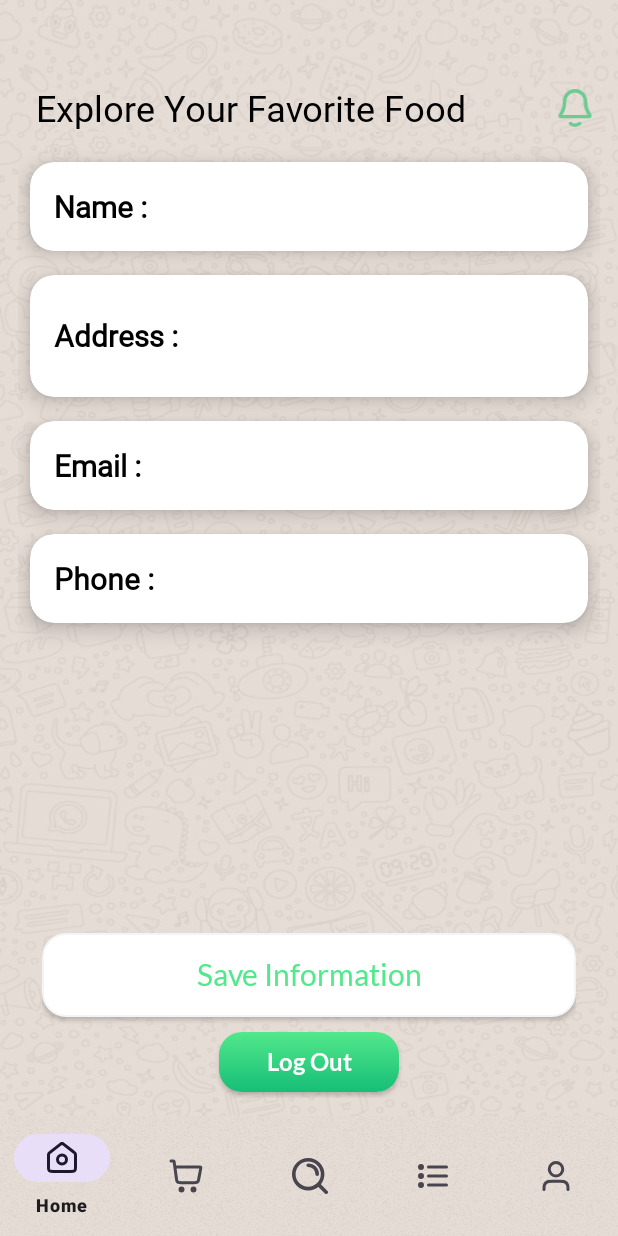
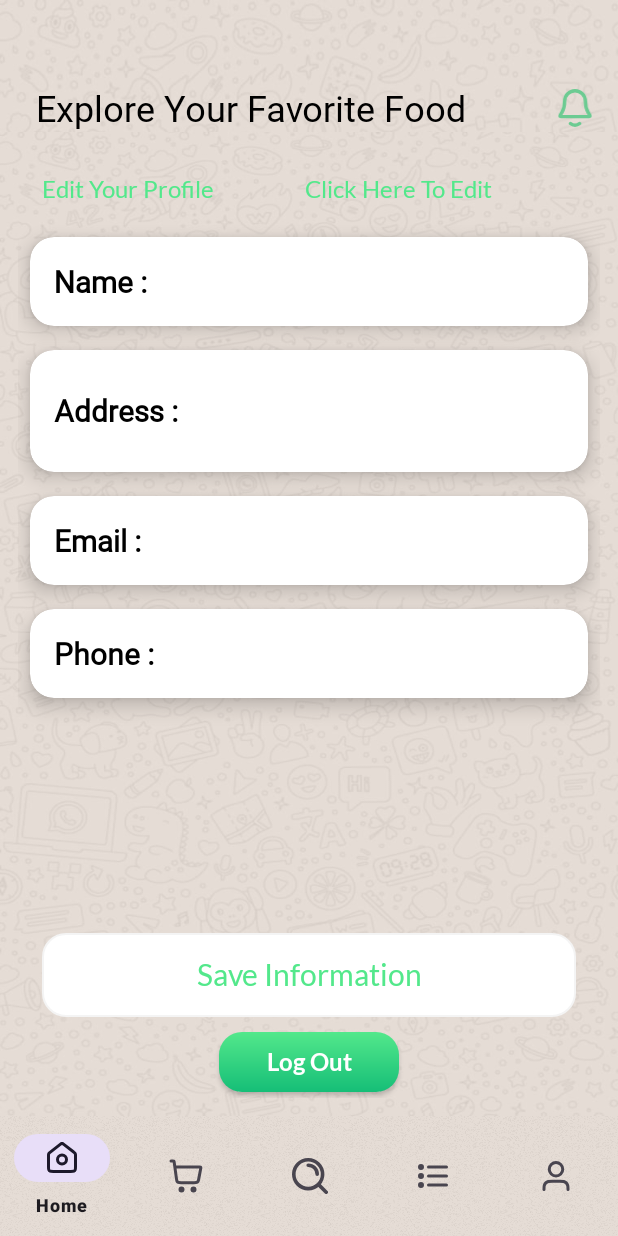
Before and after one commit to Yuvi9552/Waves-Of-Food, an Android app: the fragment ProfileFragment placed in its activity, on a phone screen of 412 x 824 dp. Run offline under Robolectric (Android 15) with nearby library versions, the phone set to English and light mode, and no system bars; our stand-ins replace Firebase (no records; nobody signed in at launch, a user with empty details on screens opened directly); libraries missing offline, so code that uses them is left out: com.denzcoskun.imageslider; pictures from the network do not load; 3 statements that could not run were skipped.

Commit message:
Profile Fragment Update

```diff
--- a/app/src/main/java/com/example/wavesoffood/Fragment/ProfileFragment.kt
+++ b/app/src/main/java/com/example/wavesoffood/Fragment/ProfileFragment.kt
@@ -29,6 +29,7 @@ class ProfileFragment : Fragment() {
         auth = FirebaseAuth.getInstance()
         database = FirebaseDatabase.getInstance()
 
+        disableEditing()
         setUserData()
 
         requireActivity().onBackPressedDispatcher.addCallback(
@@ -45,6 +46,7 @@ class ProfileFragment : Fragment() {
             }
         )
 
+        // Save button
         binding.profilesavebuttonid.setOnClickListener {
             val name = binding.profilenameid.text.toString()
             val email = binding.profileemailid.text.toString()
@@ -53,6 +55,7 @@ class ProfileFragment : Fragment() {
             updateUserData(name, email, address, phone)
         }
 
+        // Logout button
         binding.logoutbutton.setOnClickListener {
             auth.signOut()
             val intent = Intent(requireContext(), LoginActivity::class.java)
@@ -60,7 +63,33 @@ class ProfileFragment : Fragment() {
             startActivity(intent)
         }
 
+        // Click to Edit button
+        binding.clickToEdit.setOnClickListener {
+            toggleEditing()
+        }
+
         return binding.root
+    }
+
+    private fun disableEditing() {
+        binding.profilenameid.isEnabled = false
+        binding.profileemailid.isEnabled = false
+        binding.profilephoneid.isEnabled = false
+        binding.profileaddressid.isEnabled = false
+        binding.profilesavebuttonid.isEnabled = false
+    }
+
+    private fun toggleEditing() {
+        val isEditable = !binding.profilenameid.isEnabled
+        binding.profilenameid.isEnabled = isEditable
+        binding.profileemailid.isEnabled = isEditable
+        binding.profilephoneid.isEnabled = isEditable
+        binding.profileaddressid.isEnabled = isEditable
+        binding.profilesavebuttonid.isEnabled = isEditable
+
+        if (isEditable) {
+            Toast.makeText(requireContext(), "Edit mode enabled", Toast.LENGTH_SHORT).show()
+        }
     }
 
     private fun setUserData() {
@@ -79,23 +108,14 @@ class ProfileFragment : Fragment() {
             }
 
             override fun onCancelled(error: DatabaseError) {
-                Toast.makeText(
-                    requireContext(),
-                    "Failed to load profile",
-                    Toast.LENGTH_SHORT
-                ).show()
+                Toast.makeText(requireContext(), "Failed to load profile", Toast.LENGTH_SHORT).show()
             }
         })
     }
 
-    private fun updateUserData(
-        name: String,
-        email: String,
-        address: String,
-        phone: String
-    ) {
+    private fun updateUserData(name: String, email: String, address: String, phone: String) {
         val userId = auth.currentUser?.uid ?: return
-        val updates = mapOf<String, Any>(
+        val updates = mapOf(
             "name" to name,
             "email" to email,
             "phone" to phone,
@@ -106,6 +126,7 @@ class ProfileFragment : Fragment() {
             .updateChildren(updates)
             .addOnSuccessListener {
                 Toast.makeText(requireContext(), "Profile Updated", Toast.LENGTH_SHORT).show()
+                disableEditing() // 🔒 Disable fields after saving
             }
             .addOnFailureListener {
                 Toast.makeText(requireContext(), "Profile Update Failed", Toast.LENGTH_SHORT).show()
--- a/app/src/main/res/layout/fragment_profile.xml
+++ b/app/src/main/res/layout/fragment_profile.xml
@@ -6,9 +6,44 @@
     android:background="@drawable/backgroundimage"
     android:padding="12dp">
 
+    <!-- Header Edit Section -->
+    <LinearLayout
+        android:layout_width="match_parent"
+        android:layout_height="wrap_content"
+        android:layout_marginTop="16dp"
+        android:gravity="center_vertical"
+        android:orientation="horizontal"
+        android:paddingHorizontal="16dp">
+
+        <TextView
+            android:id="@+id/edit_profile_label"
+            android:layout_width="wrap_content"
+            android:layout_height="wrap_content"
+            android:layout_gravity="start"
+            android:fontFamily="@font/lato_regular"
+            android:text="Edit Your Profile"
+            android:textColor="@color/green"
+            android:textSize="16sp" />
+
+        <TextView
+            android:id="@+id/click_to_edit"
+            android:layout_width="wrap_content"
+            android:layout_height="wrap_content"
+            android:layout_gravity="end"
+            android:layout_marginLeft="60dp"
+            android:clickable="true"
+            android:focusable="true"
+            android:fontFamily="@font/lato_regular"
+            android:text="Click Here To Edit"
+            android:textColor="@color/green"
+            android:textSize="16sp" />
+    </LinearLayout>
+
+    <!-- Main Content -->
     <LinearLayout
         android:layout_width="match_parent"
         android:layout_height="match_parent"
+        android:layout_marginTop="50dp"
         android:orientation="vertical"
         android:paddingBottom="160dp">
 
@@ -66,8 +101,8 @@
             <LinearLayout
                 android:layout_width="match_parent"
                 android:layout_height="wrap_content"
+                android:gravity="top"
                 android:orientation="horizontal"
-                android:gravity="top"
                 android:padding="16dp">
 
                 <TextView
@@ -108,8 +143,8 @@
             <LinearLayout
                 android:layout_width="match_parent"
                 android:layout_height="wrap_content"
+                android:gravity="center_vertical"
                 android:orientation="horizontal"
-                android:gravity="center_vertical"
                 android:padding="16dp">
 
                 <TextView
@@ -147,8 +182,8 @@
             <LinearLayout
                 android:layout_width="match_parent"
                 android:layout_height="wrap_content"
+                android:gravity="center_vertical"
                 android:orientation="horizontal"
-                android:gravity="center_vertical"
                 android:padding="16dp">
 
                 <TextView
@@ -175,12 +210,11 @@
         </androidx.cardview.widget.CardView>
     </LinearLayout>
 
-    <!-- Button Section at Bottom -->
+    <!-- Buttons Section -->
     <LinearLayout
         android:layout_width="match_parent"
         android:layout_height="130dp"
         android:layout_gravity="bottom"
-        android:layout_marginBottom="0dp"
         android:orientation="vertical"
         android:paddingHorizontal="16dp">
 
@@ -199,7 +233,7 @@
             android:textColor="@color/green"
             android:textSize="20sp" />
 
-        <!-- Next Button -->
+        <!-- Logout Button -->
         <androidx.appcompat.widget.AppCompatButton
             android:id="@+id/logoutbutton"
             android:layout_width="120dp"
```
